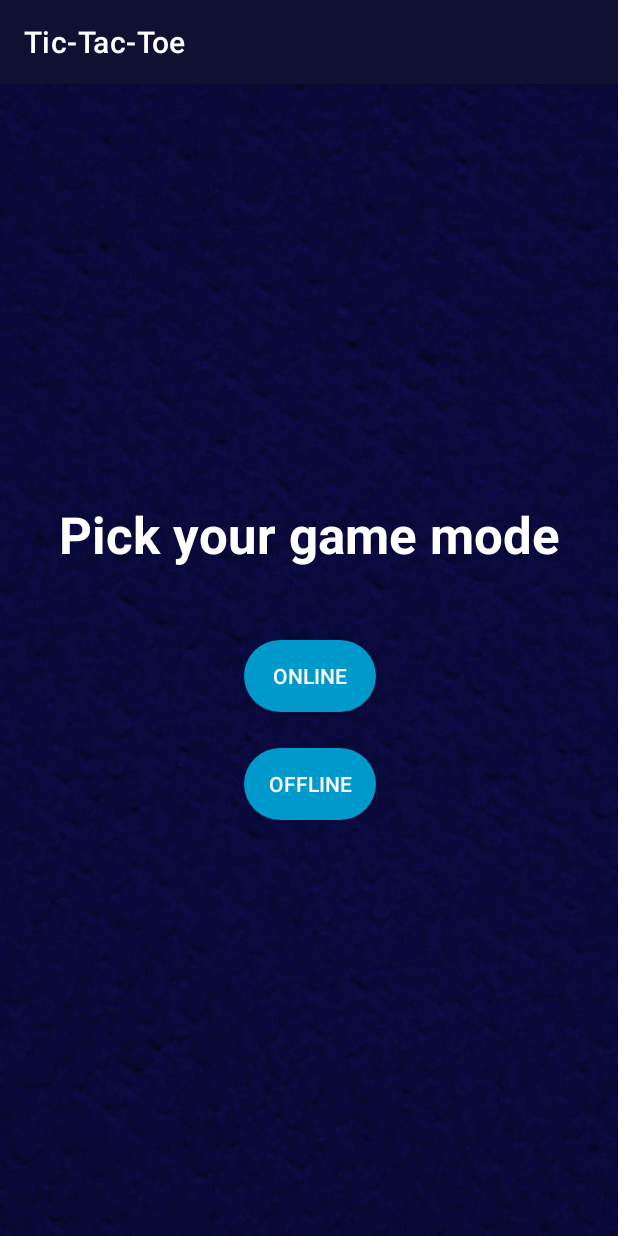
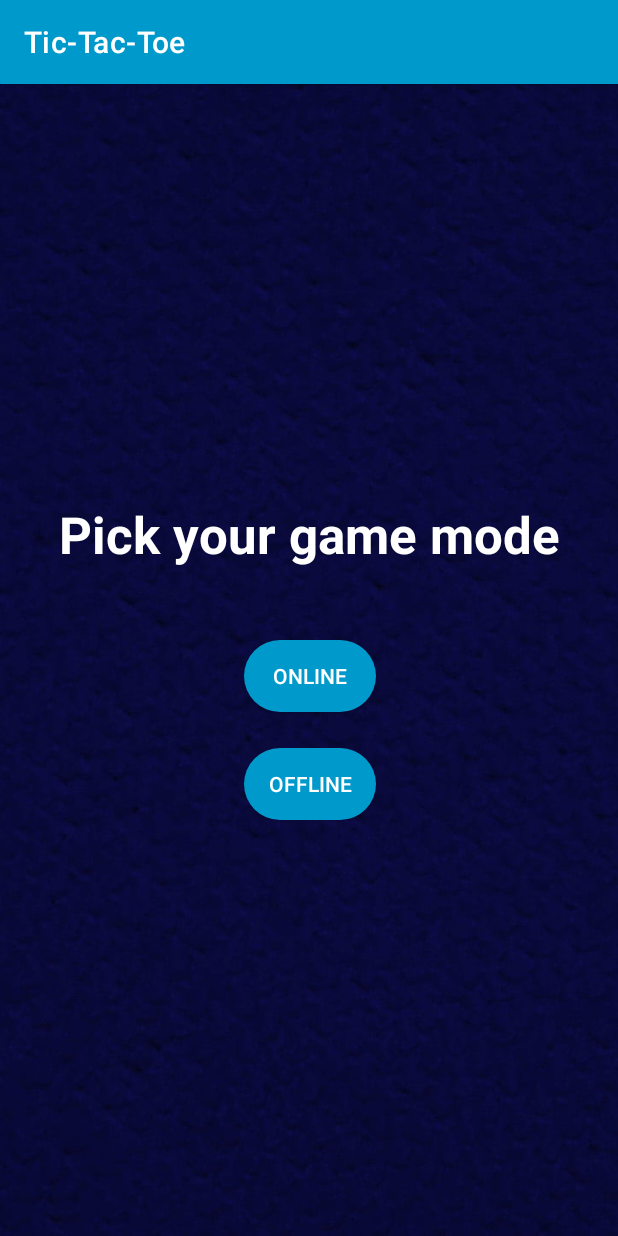
Before and after one commit to quynhpn2610/CS-300_TicTacToeApp, an Android app: the screen it shows after launch (HomeScreenActivity), on a phone screen of 412 x 824 dp. Run offline under Robolectric (Android 15) with nearby library versions, the phone set to English and light mode, and no system bars.

Commit message:
change menu bar color

```diff
--- a/app/src/main/res/values/colors.xml
+++ b/app/src/main/res/values/colors.xml
@@ -7,6 +7,7 @@
     <color name="teal_700">#FF018786</color>
     <color name="black">#FF000000</color>
     <color name="white">#FFFFFFFF</color>
+    <color name="blue">#FF0099CC</color>
 
     <color name="dark_blue">#101132</color>
     <color name="light_white">#80FFFFFF</color>
--- a/app/src/main/res/values/themes.xml
+++ b/app/src/main/res/values/themes.xml
@@ -2,8 +2,8 @@
     <!-- Base application theme. -->
     <style name="Theme.TicTacToe" parent="Theme.MaterialComponents.DayNight.DarkActionBar">
         <!-- Primary brand color. -->
-        <item name="colorPrimary">@color/dark_blue</item>
-        <item name="colorPrimaryVariant">@color/purple</item>
+        <item name="colorPrimary">@color/blue</item>
+        <item name="colorPrimaryVariant">@color/blue</item>
         <item name="colorOnPrimary">@color/white</item>
         <!-- Secondary brand color. -->
         <item name="colorSecondary">@color/teal_200</item>
```
